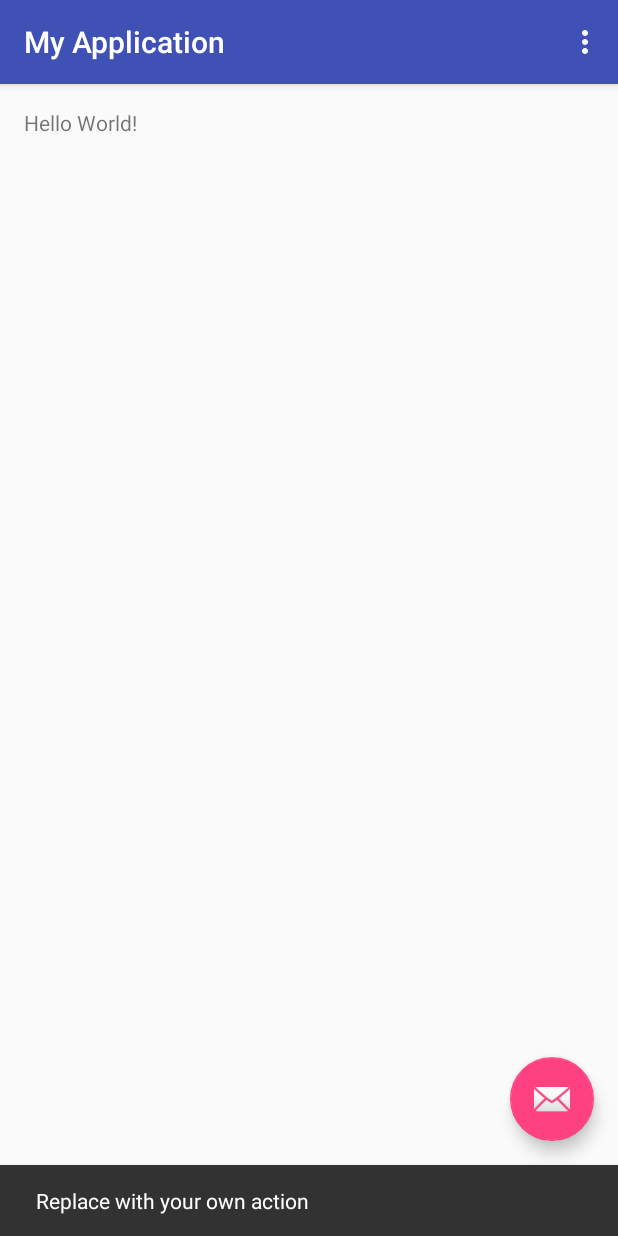
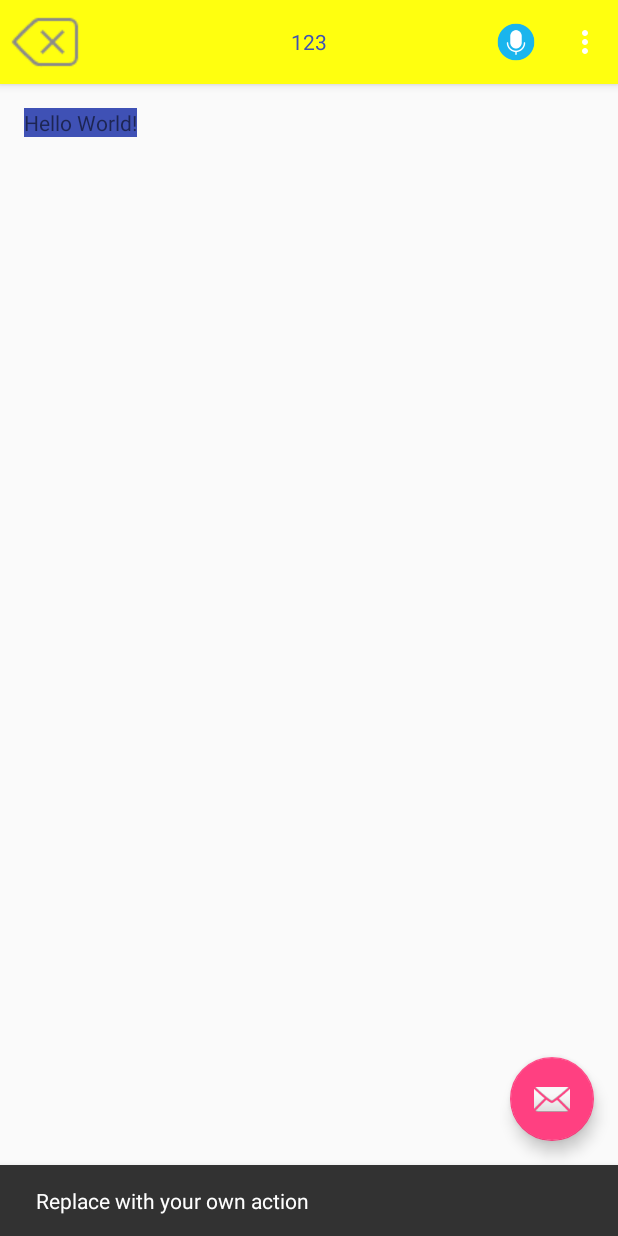
Before and after one commit to BraveAction/AndroidStudyNotes, an Android app: the screen it shows after launch (MainActivity), after a tap on an icon or button, on a phone screen of 412 x 824 dp. Run offline under Robolectric (Android 15) with nearby library versions, the phone set to English and light mode, and no system bars.

Commit message:
toolbar的调整

```diff
--- a/app/src/main/java/com/example/win7/myapplication/MainActivity.java
+++ b/app/src/main/java/com/example/win7/myapplication/MainActivity.java
@@ -1,5 +1,6 @@
 package com.example.win7.myapplication;
 
+import android.graphics.Color;
 import android.os.Bundle;
 import android.support.design.widget.FloatingActionButton;
 import android.support.design.widget.Snackbar;
@@ -19,8 +20,24 @@ public class MainActivity extends AppCompatActivity {
         super.onCreate(savedInstanceState);
         setContentView(R.layout.activity_main);
         Toolbar toolbar = (Toolbar) findViewById(R.id.toolbar);
+//        设置标题
+        toolbar.setTitle(getTitle());
+//        设置子标题
+        toolbar.setSubtitle(getTitle());
+//        设置导航按键
+//        toolbar.setNavigationIcon(getResources().getDrawable(R.drawable.navg));
+//        设置标题文本颜色
+        toolbar.setTitleTextColor(Color.argb(255, 20, 20, 255));
+//        设置子标题文本颜色
+        toolbar.setSubtitleTextColor(Color.argb(255, 20, 20, 255));
+//        设置ActionBar
         setSupportActionBar(toolbar);
-
+//        ActionBar不要显示标题
+        getSupportActionBar().setDisplayShowTitleEnabled(false);
+//        设置返回按键图片
+        getSupportActionBar().setHomeAsUpIndicator(R.drawable.navg);
+//        显示返回按键
+        getSupportActionBar().setDisplayHomeAsUpEnabled(true);
         FloatingActionButton fab = (FloatingActionButton) findViewById(R.id.fab);
         fab.setOnClickListener(new View.OnClickListener() {
             @Override
--- a/app/src/main/res/layout/activity_main.xml
+++ b/app/src/main/res/layout/activity_main.xml
@@ -12,14 +12,19 @@
         android:layout_width="match_parent"
         android:layout_height="wrap_content"
         android:theme="@style/AppTheme.AppBarOverlay">
-
         <android.support.v7.widget.Toolbar
             android:id="@+id/toolbar"
             android:layout_width="match_parent"
+            android:layout_gravity="center"
             android:layout_height="?attr/actionBarSize"
-            android:background="?attr/colorPrimary"
-            app:popupTheme="@style/AppTheme.PopupOverlay"/>
-
+            app:popupTheme="@style/AppTheme.PopupOverlay">
+            <TextView
+                android:layout_width="wrap_content"
+                android:layout_height="wrap_content"
+                android:layout_gravity="center"
+                android:text="123"
+                android:textColor="@color/colorPrimary"/>
+        </android.support.v7.widget.Toolbar>
     </android.support.design.widget.AppBarLayout>
 
     <include layout="@layout/content_main"/>
--- a/app/src/main/res/layout/content_main.xml
+++ b/app/src/main/res/layout/content_main.xml
@@ -15,6 +15,7 @@
 
     <TextView
         android:layout_width="wrap_content"
+        android:background="@color/colorPrimary"
         android:layout_height="wrap_content"
         android:text="Hello World!"/>
 </RelativeLayout>
--- a/app/src/main/res/menu/menu_main.xml
+++ b/app/src/main/res/menu/menu_main.xml
@@ -2,6 +2,11 @@
       xmlns:app="http://schemas.android.com/apk/res-auto"
       xmlns:tools="http://schemas.android.com/tools"
       tools:context="com.example.win7.myapplication.MainActivity">
+    <item
+        android:id="@+id/edit"
+        android:icon="@drawable/voice"
+        android:orderInCategory="110"
+        app:showAsAction="ifRoom"/>
     <item
         android:id="@+id/action_settings"
         android:orderInCategory="100"
--- a/app/src/main/res/values-v21/styles.xml
+++ b/app/src/main/res/values-v21/styles.xml
@@ -3,6 +3,7 @@
     <style name="AppTheme.NoActionBar">
         <item name="windowActionBar">false</item>
         <item name="windowNoTitle">true</item>
+        <item name="android:textColorPrimary">#ffff0f</item>
         <item name="android:windowDrawsSystemBarBackgrounds">true</item>
         <item name="android:statusBarColor">@android:color/transparent</item>
     </style>
--- a/app/src/main/res/values/strings.xml
+++ b/app/src/main/res/values/strings.xml
@@ -1,4 +1,4 @@
 <resources>
-    <string name="app_name">My Application</string>
+    <string name="app_name">标题</string>
     <string name="action_settings">Settings</string>
 </resources>
--- a/app/src/main/res/values/styles.xml
+++ b/app/src/main/res/values/styles.xml
@@ -1,20 +1,24 @@
 <resources>
 
     <!-- Base application theme. -->
-    <style name="AppTheme" parent="Theme.AppCompat.Light.DarkActionBar">
+    <style name="AppTheme" parent="Theme.AppCompat.Light.NoActionBar">
         <!-- Customize your theme here. -->
-        <item name="colorPrimary">@color/colorPrimary</item>
+        <item name="colorPrimary">#ffff0f</item>
         <item name="colorPrimaryDark">@color/colorPrimaryDark</item>
         <item name="colorAccent">@color/colorAccent</item>
     </style>
 
-    <style name="AppTheme.NoActionBar">
+    <style name="AppTheme.NoActionBar" parent="AppTheme">
+        <item name="android:windowBackground">@color/colorAccent</item>
+        <!--<item name="windowActionBar">false</item>-->
+        <!--<item name="windowNoTitle">true</item>-->
+    </style>
+
+    <style name="AppTheme.AppBarOverlay" parent="ThemeOverlay.AppCompat.Dark.ActionBar">
         <item name="windowActionBar">false</item>
         <item name="windowNoTitle">true</item>
     </style>
 
-    <style name="AppTheme.AppBarOverlay" parent="ThemeOverlay.AppCompat.Dark.ActionBar"/>
-
     <style name="AppTheme.PopupOverlay" parent="ThemeOverlay.AppCompat.Light"/>
 
 </resources>
```
Also changed, not shown: app/src/main/res/drawable/navg.png (added), app/src/main/res/drawable/voice.png (added).
